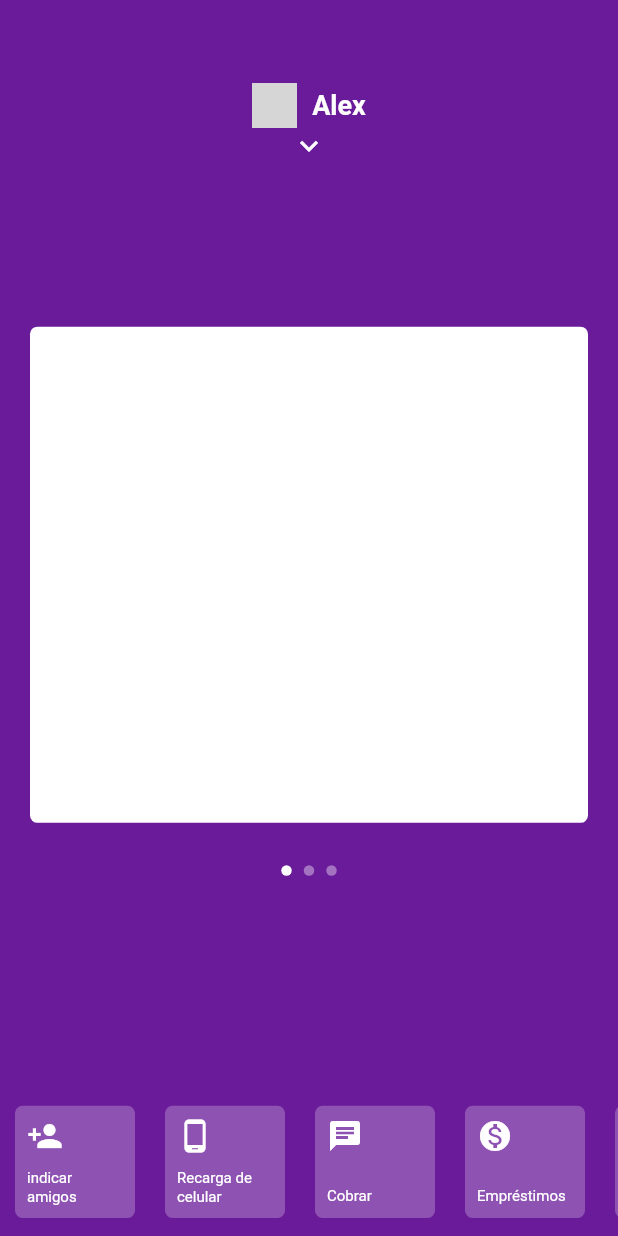
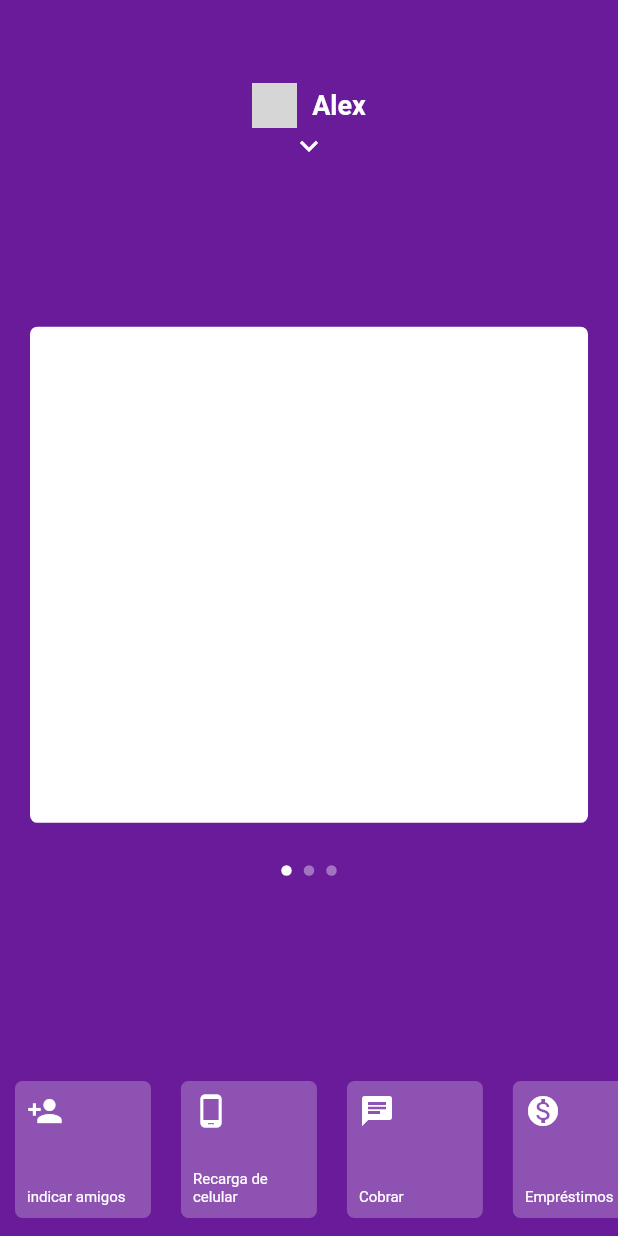
Before and after one commit to financial-bjbraz/mobile_financial_app, a Flutter app: the screen it shows after launch, on a phone screen of 412 x 824 dp. Run offline on Flutter 3.47's test engine with Material 2 defaults, Android fonts, the phone set to English and light mode, and no system bars; network calls fail; grey boxes are pictures that could not be loaded.

Commit message:
melhorias do menu bottom

```diff
--- a/lib/pages/home/home_page.dart
+++ b/lib/pages/home/home_page.dart
@@ -104,7 +104,9 @@ class _HomePageState extends State<HomePage> {
             bottom: !_showMenu ? 0 + MediaQuery.of(context).padding.bottom : 0,
             left: 0,
             right: 0,
-            height: _heightScreen * 0.12,
+            height: _heightScreen * 0.14,
+            child: IgnorePointer(
+              ignoring: _showMenu,
               child: AnimatedOpacity(
                 duration: Duration(milliseconds: 200),
                 opacity: !_showMenu ? 1 : 0,
@@ -155,6 +157,7 @@ class _HomePageState extends State<HomePage> {
                 ),
               ),
             ),
+          ),
         ],
       ),
     );
--- a/lib/pages/widgets/item_menu_botton.dart
+++ b/lib/pages/widgets/item_menu_botton.dart
@@ -31,7 +31,7 @@ class ItemMenuBottom extends StatelessWidget {
               ],
             ),
           ),
-          width: 80,
+          width: MediaQuery.of(context).size.width * 0.22,
           decoration: BoxDecoration(
             borderRadius: BorderRadius.circular(5),
             color: Colors.white24,
--- a/lib/pages/widgets/menu_app.dart
+++ b/lib/pages/widgets/menu_app.dart
@@ -18,6 +18,8 @@ class MenuApp extends StatelessWidget {
         child: Container(
             //color: Colors.red,
             height: MediaQuery.of(context).size.height * 0.55,
+            child: SingleChildScrollView(
+              physics: BouncingScrollPhysics(),
               child: Column(
                 children: <Widget>[
                   Image.network(
@@ -61,8 +63,7 @@ class MenuApp extends StatelessWidget {
                   SizedBox(
                     height: 10,
                   ),
-                SingleChildScrollView(
-                  child: Padding(
+                  Padding(
                     padding: const EdgeInsets.symmetric(horizontal: 30),
                     child: Column(
                       children: [
@@ -121,8 +122,8 @@ class MenuApp extends StatelessWidget {
                       ],
                     ),
                   ),
+                ],
               ),
-              ],
             )),
       ),
     );
```
Lines whose indentation alone changed are shown as unchanged.
